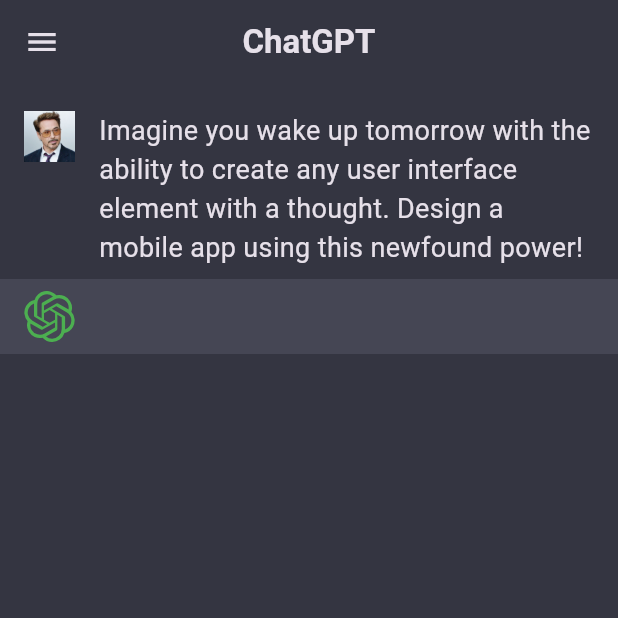
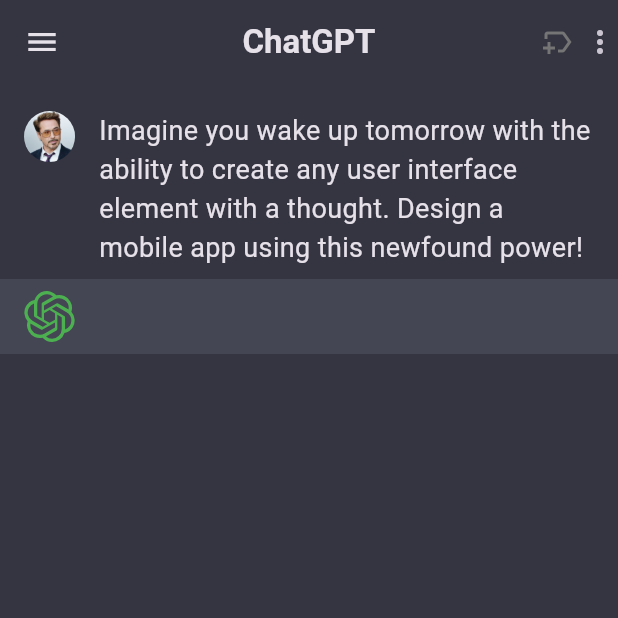
Before and after one commit to sanket-pilane/Chatgpt-clone, a Flutter app: the ChatPage screen opened directly, after a tap on "Imagine you wake up tomorrow with the ab", after a tap on the "send" icon, on a phone screen of 412 x 824 dp, the top half of it. Run offline on Flutter 3.47's test engine with Material 3 defaults, Android fonts, the phone set to English and light mode, and no system bars; our stand-ins replace bloc, firebase_auth, firebase_core, flutter_bloc, flutter_svg, lottie; missing offline and left inert: gif_view; accounts and stored records are empty; network calls fail.

Commit message:
AppBar updated

```diff
--- a/frontend/mobile/lib/features/chat/chat_page.dart
+++ b/frontend/mobile/lib/features/chat/chat_page.dart
@@ -1,6 +1,9 @@
 import 'package:flutter/material.dart';
 import 'package:flutter_bloc/flutter_bloc.dart';
 import 'package:flutter_svg/svg.dart';
+
+import 'package:gif_view/gif_view.dart';
+import 'package:lottie/lottie.dart';
 import 'package:mobile/components/my_drawer.dart';
 import 'package:mobile/components/prompt_container.dart';
 import 'package:mobile/design/app_color.dart';
@@ -17,19 +20,33 @@ class ChatPage extends StatefulWidget {
 
 class _ChatPageState extends State<ChatPage> {
   bool isChatStarted = false;
+  bool isPlaying = false;
+
   ChatBloc chatBloc = ChatBloc();
   final controller = TextEditingController();
   @override
   Widget build(BuildContext context) {
     return Scaffold(
       appBar: AppBar(
+        actions: [
+          Icon(
+            Icons.new_label_outlined,
+            color: Colors.grey.shade600,
+          ),
+          const SizedBox(
+            width: 4,
+          ),
+          const Icon(
+            Icons.more_vert,
+          )
+        ],
         title: const Text(
           "ChatGPT",
           style: TextStyle(fontWeight: FontWeight.bold),
         ),
         centerTitle: true,
       ),
-      drawer: MyDrawer(),
+      drawer: const MyDrawer(),
       body: BlocConsumer<ChatBloc, ChatState>(
         bloc: chatBloc,
         listener: (context, state) {},
@@ -69,9 +86,12 @@ class _ChatPageState extends State<ChatPage> {
                               : Padding(
                                   padding: const EdgeInsets.only(right: 16.0),
                                   child: SizedBox(
-                                    child: Image.asset(
-                                      "assets/images/tony.jpeg",
-                                      height: 34,
+                                    child: ClipRRect(
+                                      borderRadius: BorderRadius.circular(50),
+                                      child: Image.asset(
+                                        "assets/images/tony.jpeg",
+                                        height: 34,
+                                      ),
                                     ),
                                   ),
                                 ),
--- a/frontend/mobile/lib/utils/constants.dart
+++ b/frontend/mobile/lib/utils/constants.dart
@@ -1,5 +1,3 @@
-import 'package:flutter/material.dart';
-
 class Prompts {
   // List of prompts for your Flutter app
   static final prompts = [
--- a/frontend/mobile/pubspec.yaml
+++ b/frontend/mobile/pubspec.yaml
@@ -41,6 +41,7 @@ dependencies:
   lottie:
   firebase_auth:
   firebase_core:
+  gif_view: ^0.4.3
 
 dev_dependencies:
   flutter_test:
```
Also changed, not shown: frontend/mobile/assets/lottie/menu.json (added, +1 -0 lines), frontend/mobile/assets/lottie/menu.gif (added), frontend/mobile/pubspec.lock.
